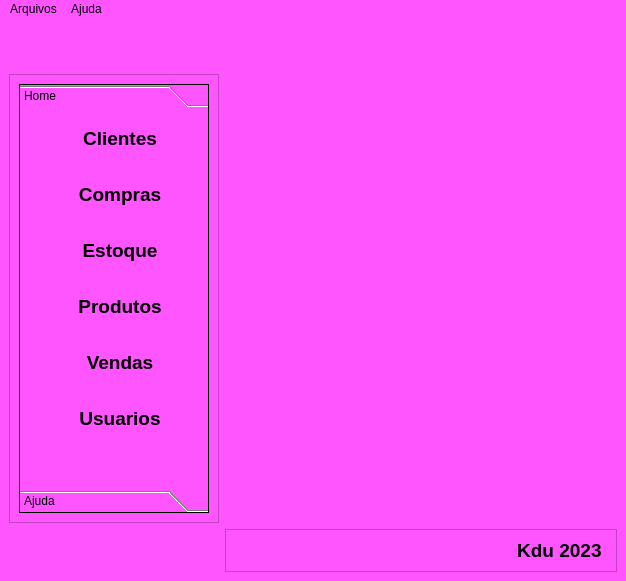
Before: the Qt Designer form gui/Menu.ui in kadu13/PySide, drawn with Qt 5.
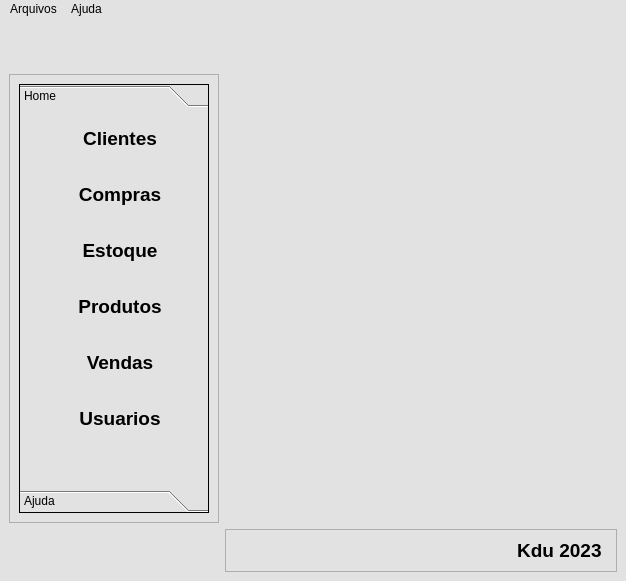
After: the same form once the commit is applied. Icons and pictures are not drawn.

```diff
--- a/gui/Menu.ui
+++ b/gui/Menu.ui
@@ -14,7 +14,7 @@
    <string>MainWindow</string>
   </property>
   <property name="styleSheet">
-   <string notr="true">background-color: rgb(255, 85, 255);</string>
+   <string notr="true">background-color: rgb(226, 226, 226);</string>
   </property>
   <widget class="QWidget" name="centralwidget">
    <layout class="QGridLayout" name="gridLayout_3">
@@ -106,7 +106,7 @@
             <x>0</x>
             <y>0</y>
             <width>188</width>
-            <height>364</height>
+            <height>371</height>
            </rect>
           </property>
           <attribute name="label">
@@ -136,6 +136,7 @@
            <property name="font">
             <font>
              <pointsize>14</pointsize>
+             <weight>75</weight>
              <bold>true</bold>
             </font>
            </property>
@@ -195,6 +196,7 @@
            <property name="font">
             <font>
              <pointsize>14</pointsize>
+             <weight>75</weight>
              <bold>true</bold>
             </font>
            </property>
@@ -254,6 +256,7 @@
            <property name="font">
             <font>
              <pointsize>14</pointsize>
+             <weight>75</weight>
              <bold>true</bold>
             </font>
            </property>
@@ -313,6 +316,7 @@
            <property name="font">
             <font>
              <pointsize>14</pointsize>
+             <weight>75</weight>
              <bold>true</bold>
             </font>
            </property>
@@ -372,6 +376,7 @@
            <property name="font">
             <font>
              <pointsize>14</pointsize>
+             <weight>75</weight>
              <bold>true</bold>
             </font>
            </property>
@@ -431,6 +436,7 @@
            <property name="font">
             <font>
              <pointsize>14</pointsize>
+             <weight>75</weight>
              <bold>true</bold>
             </font>
            </property>
@@ -642,6 +648,7 @@
          <property name="font">
           <font>
            <pointsize>14</pointsize>
+           <weight>75</weight>
            <bold>true</bold>
           </font>
          </property>
@@ -671,6 +678,7 @@
        <font>
         <family>Segoe UI Black</family>
         <pointsize>14</pointsize>
+        <weight>75</weight>
         <bold>true</bold>
        </font>
       </property>
@@ -694,7 +702,7 @@
      <x>0</x>
      <y>0</y>
      <width>626</width>
-     <height>22</height>
+     <height>21</height>
     </rect>
    </property>
    <widget class="QMenu" name="menuArquivos">
```
Left out of the diff: 4 changed lines with no effect on the pictures.
